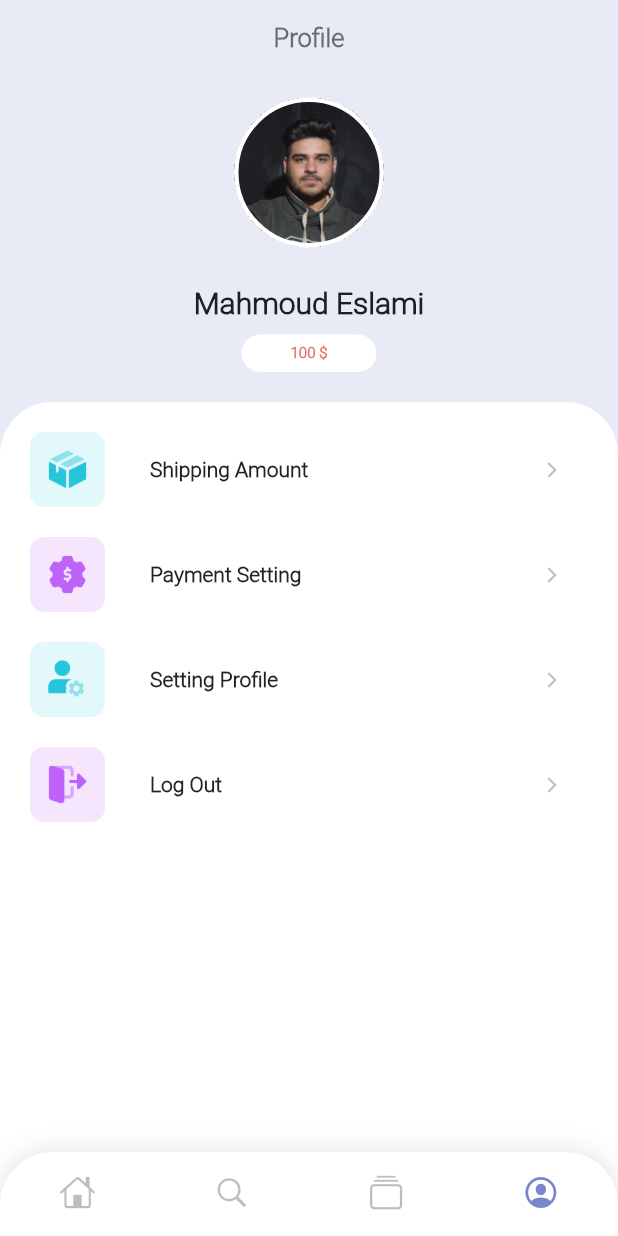
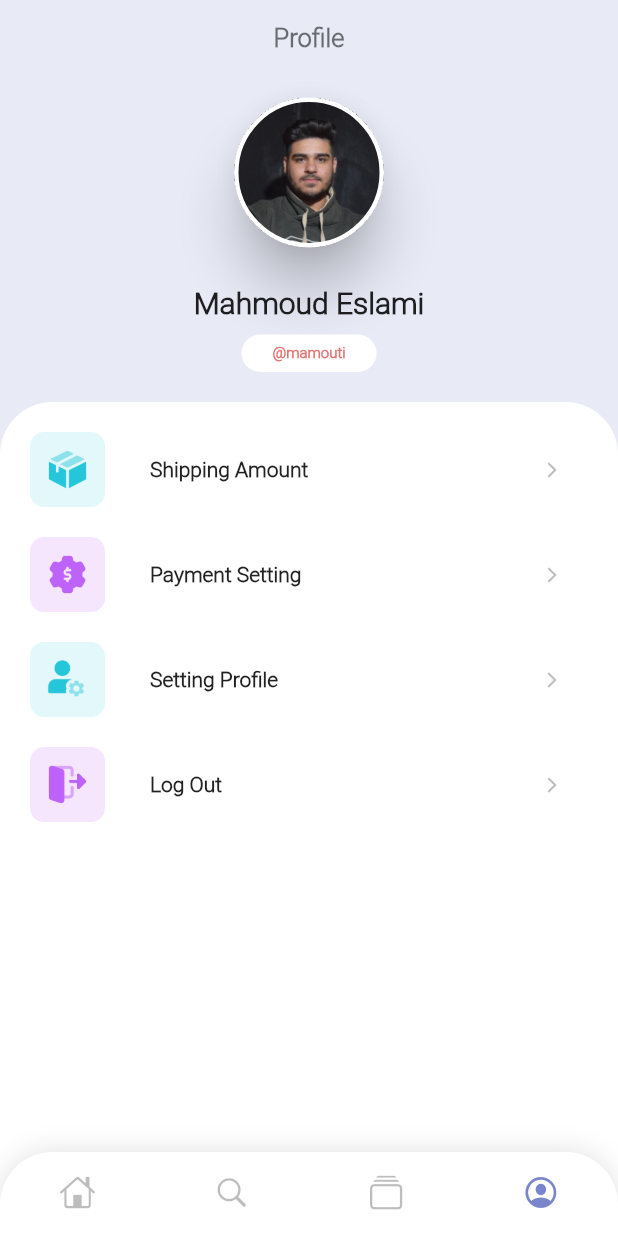
Before and after one commit to mahmoud-eslami/dessert_time, a Flutter app: the screen it shows after launch, item 4 of the bottom bar chosen, on a phone screen of 412 x 824 dp. Run offline on Flutter 3.47's test engine with Material 2 defaults, Android fonts, the phone set to English and light mode, and no system bars; our stand-ins replace bloc, dio, equatable, flutter_bloc; network calls fail.

Commit message:
add elevation for profile pic and fix shop item

```diff
--- a/lib/pages/profile_page.dart
+++ b/lib/pages/profile_page.dart
@@ -25,6 +25,7 @@ class ProfilePage extends StatelessWidget {
                   side: BorderSide(color: Colors.white, width: 3),
                 ),
                 clipBehavior: Clip.hardEdge,
+                elevation: 15,
                 child: Image.asset(
                   'assets/images/profile.jpg',
                   width: 100,
@@ -48,7 +49,7 @@ class ProfilePage extends StatelessWidget {
                     borderRadius: BorderRadius.all(Radius.circular(30))),
                 child: Center(
                     child: Text(
-                  '100 \$',
+                  '@mamouti',
                   style: TextStyle(
                       color: Colors.red[300],
                       fontSize: 10,
--- a/lib/pages/splash.dart
+++ b/lib/pages/splash.dart
@@ -16,7 +16,7 @@ class _SplashScreenState extends State<SplashScreen> {
             SizedBox(
               width: 200,
               height: 200,
-              child: Image.asset('assets/images/cookie.png'),
+              child: Image.asset('assets/images/splash_cake.png'),
             ),
             SizedBox(
               height: 50,
```
Also changed, not shown: lib/pages/discovery.dart (+10 -6 lines), assets/images/splash_cake.png (added).
